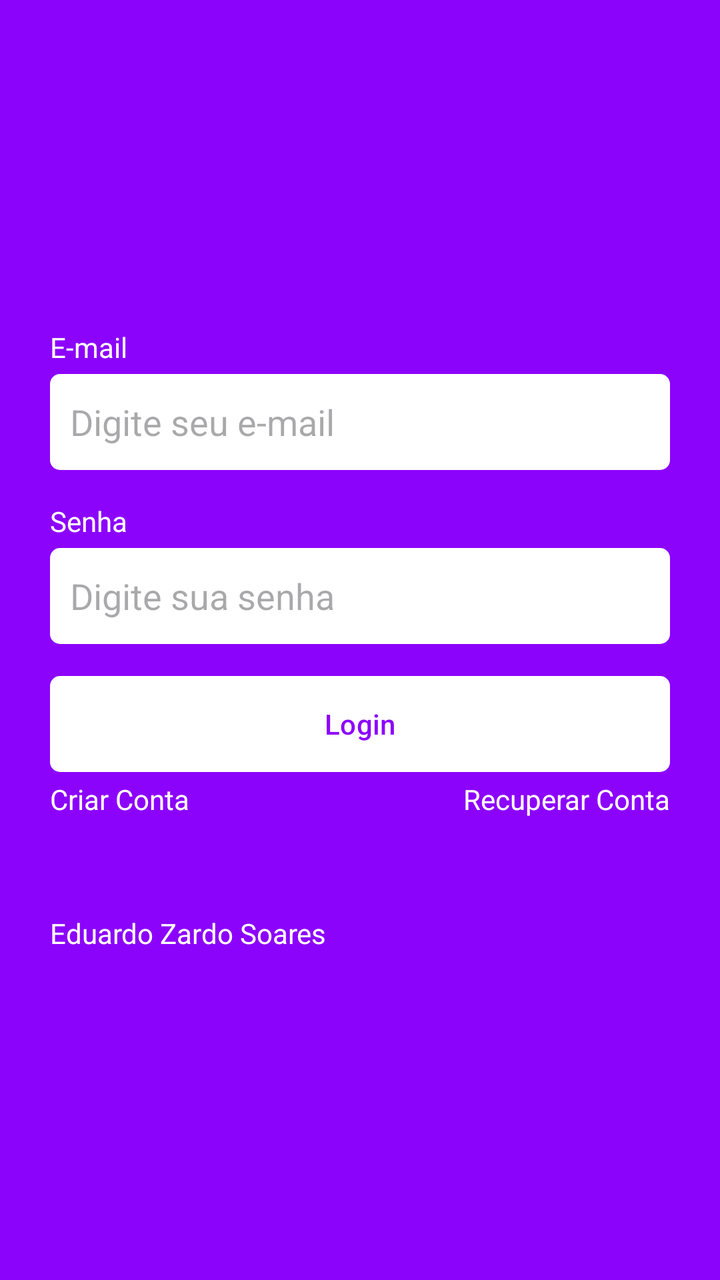
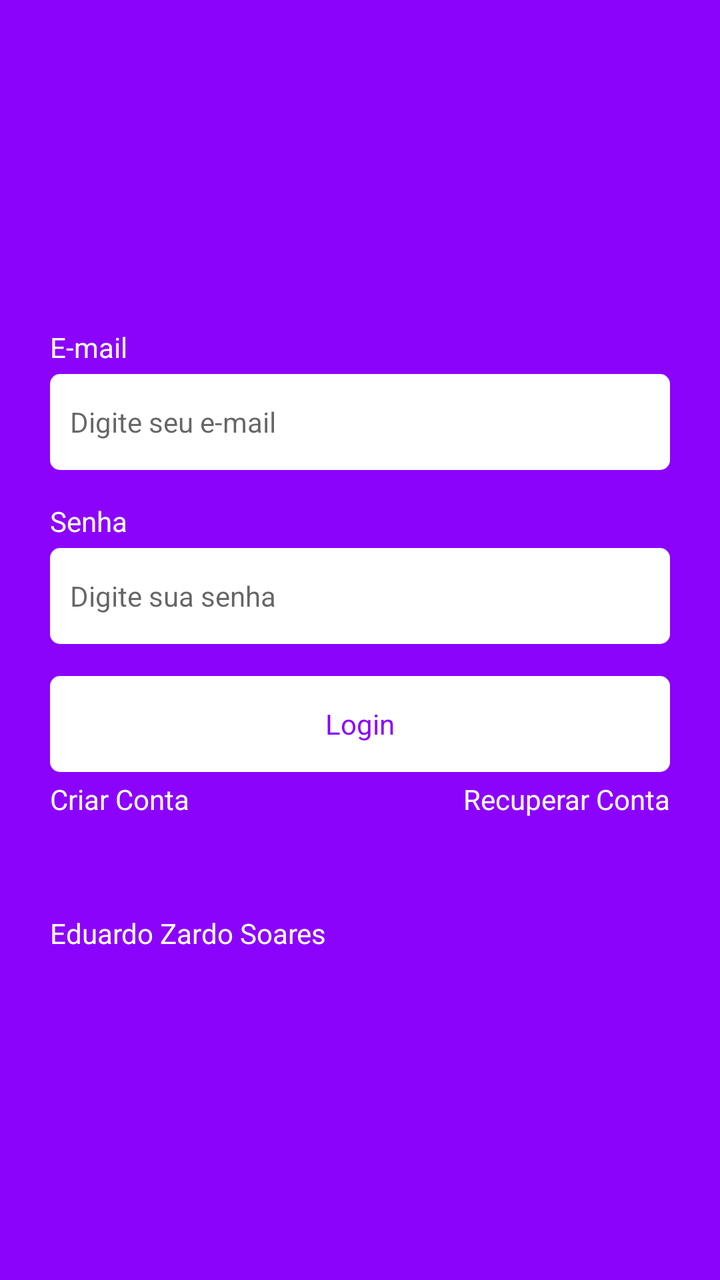

Before-and-after screenshots of an Android layout around one commit, followed by the original layout XML and the change that was made.
<!-- AndroidManifest.xml: application theme Theme.Task -->
<!-- res/layout/fragment_login.xml -->
<?xml version="1.0" encoding="utf-8"?>
<androidx.constraintlayout.widget.ConstraintLayout xmlns:android="http://schemas.android.com/apk/res/android"
    xmlns:tools="http://schemas.android.com/tools"
    android:layout_width="match_parent"
    android:layout_height="match_parent"
    xmlns:app="http://schemas.android.com/apk/res-auto"
    tools:context=".ui.auth.LoginFragment"
    android:background="@color/color_default"
    >


    <LinearLayout
        android:id="@+id/LineatLayout"
        android:layout_width="0dp"
        android:layout_height="wrap_content"
        app:layout_constraintBottom_toBottomOf="parent"
        app:layout_constraintEnd_toEndOf="parent"
        app:layout_constraintStart_toStartOf="parent"
        app:layout_constraintTop_toTopOf="parent"
        android:orientation="vertical"
        android:layout_marginHorizontal="25dp">
        <TextView
            android:layout_width="wrap_content"
            android:layout_height="wrap_content"
            android:text="E-mail"
            android:textColor="@color/white"/>
        <EditText
            android:layout_width="match_parent"
            android:layout_height="48dp"
            android:hint="Digite seu e-mail"
            android:inputType="textEmailAddress"
            android:padding="10dp"
            android:layout_marginTop="4dp"
            android:background="@drawable/bg_edit_text"/>
        <TextView
            android:layout_width="wrap_content"
            android:layout_height="wrap_content"
            android:text="Senha"
            android:textColor="@color/white"
            android:layout_marginTop="16dp"/>
        <EditText
            android:layout_width="match_parent"
            android:layout_height="48dp"
            android:inputType="textPassword"
            android:hint="Digite sua senha"
            android:padding="10dp"
            android:layout_marginTop="4dp"
            android:background="@drawable/bg_edit_text"/>

        <com.google.android.material.button.MaterialButton
            android:layout_width="match_parent"
            android:layout_height="wrap_content"
            android:text="Login"
            android:id="@+id/buttonLogin"
            android:textColor="@color/color_default"
            app:backgroundTint="@null"
            android:background="@drawable/bg_btn"
            android:layout_marginTop="16dp"/>
        <LinearLayout
            android:layout_width="match_parent"
            android:layout_height="wrap_content"
            android:orientation="horizontal"
            android:layout_marginTop="4dp">
            <TextView
                android:id="@+id/btnRegister"
                android:layout_width="wrap_content"
                android:layout_height="wrap_content"
                android:text="Criar Conta"
                android:layout_weight="1"
                android:textAlignment="textStart"
                android:textColor="@color/white"/>
            <TextView
                android:id="@+id/btnRecover"
                android:layout_width="wrap_content"
                android:layout_height="wrap_content"
                android:text="Recuperar Conta"
                android:layout_weight="1"
                android:textAlignment="textEnd"
                android:textColor="@color/white"/>
        </LinearLayout>
        <ProgressBar
            android:layout_width="wrap_content"
            android:layout_height="wrap_content"
            android:indeterminateTint="@color/white"
            android:layout_gravity="center"
            android:visibility="invisible"
            tools:visibility="visible"/>
        <TextView
            android:layout_width="match_parent"
            android:layout_height="match_parent"
            android:text="Eduardo Zardo Soares"
            android:id="@+id/nome"
            android:textColor="@color/white"/>


    </LinearLayout>


</androidx.constraintlayout.widget.ConstraintLayout>
<!-- resources referenced by this layout -->
<resources>
  <color name="color_default">#8C03FC</color>
  <color name="white">#FFFFFFFF</color>
  <!-- drawable bg_btn (drawable) -->
  <?xml version="1.0" encoding="utf-8"?>
  <shape xmlns:android="http://schemas.android.com/apk/res/android"
      android:shape="rectangle">
  
      <solid android:color="@color/white"/>
      <corners android:radius="5dp"/>
  
  
  </shape>
  <!-- drawable bg_edit_text (drawable) -->
  <?xml version="1.0" encoding="utf-8"?>
  <shape xmlns:android="http://schemas.android.com/apk/res/android"
      android:shape="rectangle">
  
      <solid android:color="@color/white"/>
      <corners android:radius="5dp"/>
  
  </shape>
  <style name="Theme.Task" parent="Base.Theme.Task" />
  <style name="Base.Theme.Task" parent="Theme.Material3.DayNight.NoActionBar">
          <item name="colorPrimary">#CC6565</item>
          <item name="colorPrimaryVariant">#D303FC</item>
          <item name="android:windowBackground">@color/color_default</item>
      </style>
</resources>

<!-- the commit's change to res/layout/fragment_login.xml (unified diff, before → after) -->
@@ -29,6 +29,8 @@
             android:layout_height="48dp"
             android:hint="Digite seu e-mail"
             android:inputType="textEmailAddress"
+            style="@style/EditTextTheme"
+            android:id="@+id/digiteEmail"
             android:padding="10dp"
             android:layout_marginTop="4dp"
             android:background="@drawable/bg_edit_text"/>
@@ -43,6 +45,8 @@
             android:layout_height="48dp"
             android:inputType="textPassword"
             android:hint="Digite sua senha"
+            android:id="@+id/digiteSenha"
+            style="@style/EditTextTheme"
             android:padding="10dp"
             android:layout_marginTop="4dp"
             android:background="@drawable/bg_edit_text"/>
@@ -51,6 +55,7 @@
             android:layout_width="match_parent"
             android:layout_height="wrap_content"
             android:text="Login"
+            style="@style/ButtonTheme"
             android:id="@+id/buttonLogin"
             android:textColor="@color/color_default"
             app:backgroundTint="@null"
<!-- resource entries referenced after the edit -->
@@ -21,6 +21,17 @@
       <corners android:radius="5dp"/>
   
   </shape>
+  <style name="ButtonTheme" parent="Theme.MaterialComponents.DayNight.NoActionBar">
+          <item name="android:background">@drawable/bg_btn</item>
+          <item name="android:textAllCaps">false</item>
+          <item name="android:textColor">@color/color_default</item>
+          <item name="backgroundTint">@null</item>
+      </style>
+  <style name="EditTextTheme" parent="Theme.MaterialComponents.DayNight.NoActionBar">
+          <item name="android:background">@drawable/bg_edit_text</item>
+          <item name="android:padding">16dp</item>
+          <item name="android:textSize">14sp</item>
+      </style>
   <style name="Theme.Task" parent="Base.Theme.Task" />
   <style name="Base.Theme.Task" parent="Theme.Material3.DayNight.NoActionBar">
           <item name="colorPrimary">#CC6565</item>
